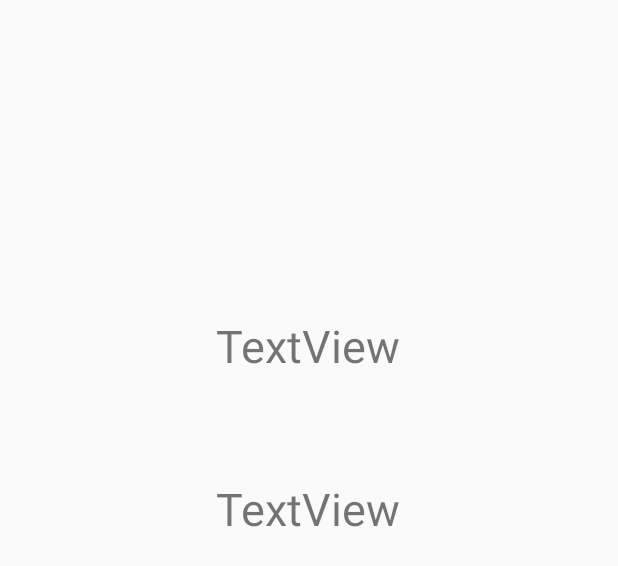
After one commit to Sahil-Ansari-99/PanoClicks, an Android app: the layout activity_sensor.xml on its own in the app's theme, with its tools: preview values and no code run, on a phone screen of 412 x 824 dp. The commit adds this screen. Shown: the top 566 px of the screen. Run offline under Robolectric (Android 15) with nearby library versions, the phone set to English and light mode, and no system bars.

Commit message:
added sensor view.

```diff
--- a/app/src/main/java/com/sphereruler/panoclicks/MainActivity.java
+++ b/app/src/main/java/com/sphereruler/panoclicks/MainActivity.java
@@ -68,4 +68,6 @@ public class MainActivity extends AppCompatActivity {
             }
         }
     }
+
+
 }
--- /dev/null
+++ b/app/src/main/java/com/sphereruler/panoclicks/SensorActivity.java
@@ -0,0 +1,32 @@
+package com.sphereruler.panoclicks;
+
+import android.app.Activity;
+import android.hardware.Sensor;
+import android.hardware.SensorEvent;
+import android.hardware.SensorEventListener;
+import android.os.Bundle;
+import android.widget.TextView;
+
+public class SensorActivity extends Activity implements SensorEventListener {
+    TextView polarAngle, azimuthAngle;
+
+    @Override
+    protected void onCreate(Bundle savedInstanceState) {
+        super.onCreate(savedInstanceState);
+        setContentView(R.layout.activity_sensor);
+
+        polarAngle=(TextView)findViewById(R.id.polarAngle);
+        azimuthAngle=(TextView)findViewById(R.id.azimuthAngle);
+
+    }
+
+    @Override
+    public void onSensorChanged(SensorEvent sensorEvent) {
+
+    }
+
+    @Override
+    public void onAccuracyChanged(Sensor sensor, int i) {
+
+    }
+}
--- /dev/null
+++ b/app/src/main/res/layout/activity_sensor.xml
@@ -0,0 +1,42 @@
+<?xml version="1.0" encoding="utf-8"?>
+<android.support.constraint.ConstraintLayout
+    xmlns:android="http://schemas.android.com/apk/res/android"
+    xmlns:app="http://schemas.android.com/apk/res-auto"
+    xmlns:tools="http://schemas.android.com/tools"
+    android:layout_width="match_parent"
+    android:layout_height="match_parent">
+
+    <TextView
+        android:id="@+id/polarAngle"
+        android:layout_width="wrap_content"
+        android:layout_height="wrap_content"
+        android:layout_marginStart="8dp"
+        android:layout_marginTop="8dp"
+        android:layout_marginEnd="8dp"
+        android:layout_marginBottom="8dp"
+        android:text="TextView"
+        android:textSize="30dp"
+        app:layout_constraintBottom_toBottomOf="parent"
+        app:layout_constraintEnd_toEndOf="parent"
+        app:layout_constraintHorizontal_bias="0.498"
+        app:layout_constraintStart_toStartOf="parent"
+        app:layout_constraintTop_toTopOf="parent"
+        app:layout_constraintVertical_bias="0.263" />
+
+    <TextView
+        android:id="@+id/azimuthAngle"
+        android:layout_width="wrap_content"
+        android:layout_height="wrap_content"
+        android:layout_marginStart="8dp"
+        android:layout_marginTop="68dp"
+        android:layout_marginEnd="8dp"
+        android:layout_marginBottom="8dp"
+        android:text="TextView"
+        android:textSize="30dp"
+        app:layout_constraintBottom_toBottomOf="parent"
+        app:layout_constraintEnd_toEndOf="parent"
+        app:layout_constraintHorizontal_bias="0.498"
+        app:layout_constraintStart_toStartOf="parent"
+        app:layout_constraintTop_toBottomOf="@+id/polarAngle"
+        app:layout_constraintVertical_bias="0.0" />
+</android.support.constraint.ConstraintLayout>
```
